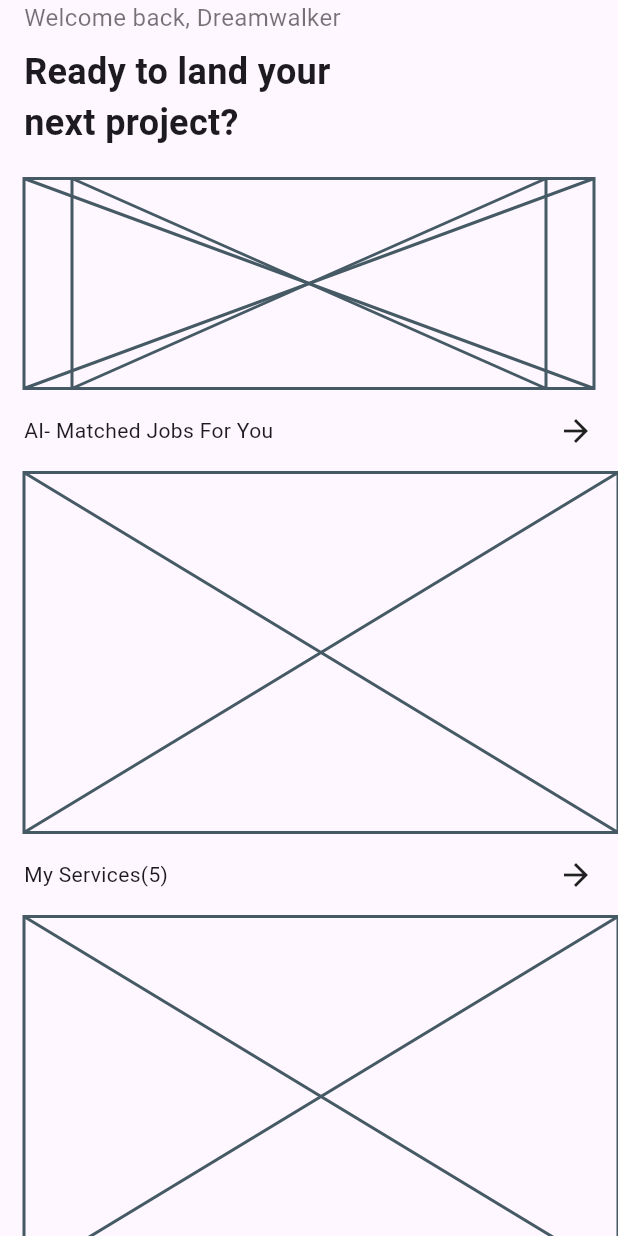
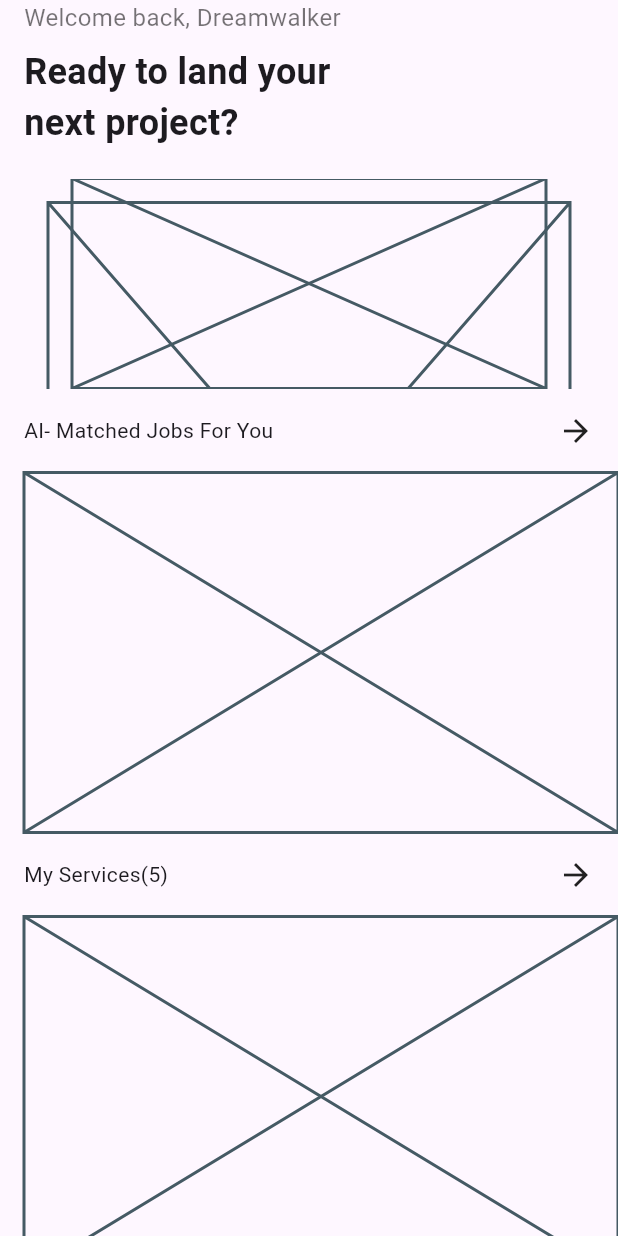
Before and after one commit to JAICHANGPARK/flutter_notebook_chapter_52, a Flutter app: the AiFreelanceHomePage widget shown alone on an empty page, opened directly, on a phone screen of 412 x 824 dp. Run offline on Flutter 3.47's test engine with Material 3 defaults, Android fonts, the phone set to English and light mode, and no system bars; our stand-ins replace gap, hugeicons.

Commit message:
Update ai_freelance_home_page.dart

```diff
--- a/lib/ep2616_ai_freelance_app/ui/ai_freelance_home_page.dart
+++ b/lib/ep2616_ai_freelance_app/ui/ai_freelance_home_page.dart
@@ -35,7 +35,12 @@ class _AiFreelanceHomePageState extends State<AiFreelanceHomePage> {
                       left: 32,
                       right: 32,
                       top: 0,
-                      child: Placeholder()),Placeholder()],
+                      child: Placeholder()),Positioned(
+                      left: 16,
+                      right: 16,
+                      top: 16,
+
+                      child: Placeholder())],
                 )),
               ],
             ),
```
